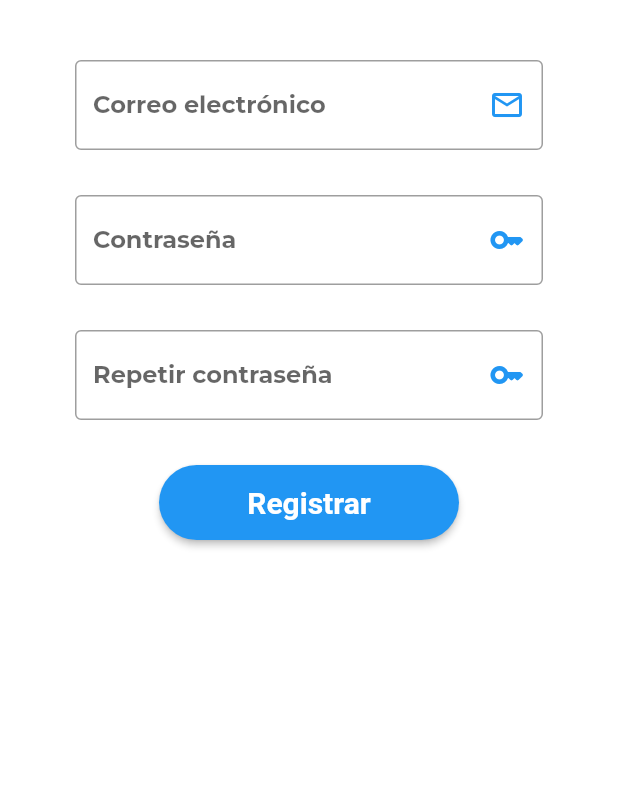
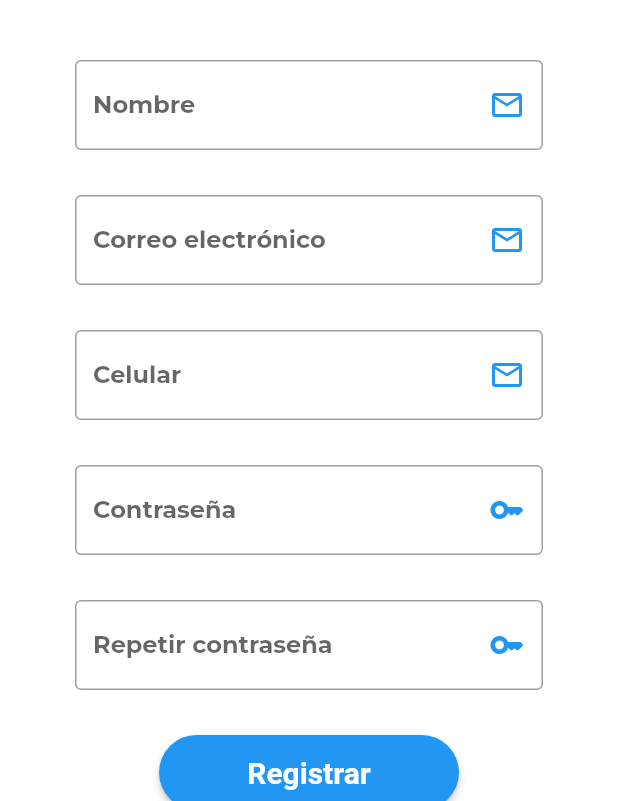
Before and after one commit to MariaFernandaUmbarila/sprint_dos, a Flutter app: the RegisterPage screen opened directly, on a phone screen of 412 x 824 dp, the part 435-1236 px from its top. Run offline on Flutter 3.47's test engine with Material 2 defaults, Android fonts, the phone set to English and light mode, and no system bars; our stand-ins replace cloud_firestore, firebase_auth, firebase_core; accounts and stored records are empty; network calls fail.

Commit message:
Registro basico

```diff
--- /dev/null
+++ b/lib/classes/message_class.dart
@@ -0,0 +1,21 @@
+import 'package:flutter/material.dart';
+
+class Message{
+
+  late BuildContext context;
+  Message(this.context);
+
+  void showMessage(String msg){
+    final screen = ScaffoldMessenger.of(context);
+    screen.showSnackBar(SnackBar(
+        content: Text(msg, style: const TextStyle(fontSize: 18)),
+        backgroundColor: const Color(0xFF0A90C0),
+        duration: const Duration(seconds: 7),
+        action: SnackBarAction(
+          label: "OK",
+          onPressed: screen.hideCurrentSnackBar,
+        ),
+      )
+    );
+  }
+}
--- /dev/null
+++ b/lib/model/user_model.dart
@@ -0,0 +1,35 @@
+class Usuario{
+  var _id, _email, _nombre, _celular, _password;
+
+  Usuario(this._id, this._email, this._nombre, this._celular, this._password);
+
+  Usuario.fromJson(Map<String, dynamic> data):
+        _id = data['id'],
+        _nombre = data['nombre'],
+        _celular = data['celular'],
+        _email = data['email'],
+        _password = data['password'];
+
+  Map<String, dynamic> convert() => {
+    'id': _id,
+    'nombre': _nombre,
+    'celular': _celular,
+    'email': _email,
+    'password': _password
+  };
+
+  get password => _password;
+  set password(value) {_password = value;}
+
+  get celular => _celular;
+  set celular(value) {_celular = value;}
+
+  get nombre => _nombre;
+  set nombre(value) {_nombre = value;}
+
+  get email => _email;
+  set email(value) {_email = value;}
+
+  get id => _id;
+  set id(value) {_id = value;}
+}
--- a/lib/pages/register_page.dart
+++ b/lib/pages/register_page.dart
@@ -1,5 +1,10 @@
 // ignore_for_file: sort_child_properties_last, non_constant_identifier_names
+import 'package:firebase_auth/firebase_auth.dart';
 import 'package:flutter/material.dart';
+import 'package:sprint_dos/classes/message_class.dart';
+import 'package:sprint_dos/model/user_model.dart';
+import 'package:sprint_dos/pages/login_page.dart';
+import 'package:sprint_dos/repository/user_register.dart';
 
 class RegisterPage extends StatefulWidget {
   const RegisterPage({Key? key}) : super(key: key);
@@ -13,9 +18,56 @@ class _RegisterPageState extends State<RegisterPage> {
   final email = TextEditingController();
   final password = TextEditingController();
   final password_repeat = TextEditingController();
+  final nombre = TextEditingController();
+  final celular = TextEditingController();
+
+  late Message msg;
+  UserRegister userRegister = UserRegister();
+
+  void saveUser(Usuario newUser) async{
+    String? result = await userRegister.registerUser(email.text, password.text);
+
+    if(result == "invalid-email"){
+      msg.showMessage("Ingrese un email válido");
+    }else if(result == "weak-password"){
+      msg.showMessage("La cotraseña debe tener mínimo 6 dígitos");
+    }else if(result == "unknown"){
+      msg.showMessage("Complete todos los datos");
+    }else if(result == "network-request-failed"){
+      msg.showMessage("No se encontró conexión a Internet");
+    }else{
+      newUser.id = result;
+      registerUserId(newUser);
+      msg.showMessage("Se creó el nuevo usuario");
+    }
+  }
+
+  void bringData(){
+    setState(() {
+      bool formNotEmpty = email.text.isNotEmpty && password.text.isNotEmpty &&
+      password_repeat.text.isNotEmpty && nombre.text.isNotEmpty && celular.text.isNotEmpty;
+
+      if(password_repeat.text == password.text){
+        if(formNotEmpty){
+          var newUser = Usuario("", email, nombre, celular, password);
+          saveUser(newUser);
+        }else{
+          msg.showMessage("Complete todos los datos");
+        }
+      }else{
+        msg.showMessage("Las contraseñas deben ser iguales");
+      }
+    });
+  }
+
+  void registerUserId(Usuario newUser) async{
+    var id = await userRegister.createUser(newUser);
+    Navigator.push(context, MaterialPageRoute(builder: (context) => const LoginPage()));
+  }
 
   @override
   Widget build(BuildContext context) {
+    msg = Message(context);
     return Scaffold(
       body: SingleChildScrollView(
         child: Padding(
@@ -29,11 +81,31 @@ class _RegisterPageState extends State<RegisterPage> {
                   margin: const EdgeInsets.all(30),
                 ),
                 TextFormField(
+                  controller: nombre,
+                  keyboardType: TextInputType.text,
+                  style: const TextStyle(fontWeight: FontWeight.w700),
+                  decoration: const InputDecoration(
+                      labelText: "Nombre",
+                      border: OutlineInputBorder(),
+                      suffixIcon: Icon(Icons.email_outlined, color: Colors.blue, size: 24)),
+                ),
+                const SizedBox(height: 30),
+                TextFormField(
                   controller: email,
                   keyboardType: TextInputType.emailAddress,
                   style: const TextStyle(fontWeight: FontWeight.w700),
                   decoration: const InputDecoration(
                       labelText: "Correo electrónico",
+                      border: OutlineInputBorder(),
+                      suffixIcon: Icon(Icons.email_outlined, color: Colors.blue, size: 24)),
+                ),
+                const SizedBox(height: 30),
+                TextFormField(
+                  controller: celular,
+                  keyboardType: TextInputType.phone,
+                  style: const TextStyle(fontWeight: FontWeight.w700),
+                  decoration: const InputDecoration(
+                      labelText: "Celular",
                       border: OutlineInputBorder(),
                       suffixIcon: Icon(Icons.email_outlined, color: Colors.blue, size: 24)),
                 ),
--- a/pubspec.yaml
+++ b/pubspec.yaml
@@ -30,6 +30,8 @@ environment:
 # versions available, run `flutter pub outdated`.
 dependencies:
   firebase_core: ^2.1.1
+  firebase_auth: ^4.1.0
+  cloud_firestore: ^4.0.3
   flutter:
     sdk: flutter
 
```
Also changed, not shown: lib/pages/login_page.dart (+27 -21 lines), lib/repository/user_register.dart (added, +25 -0 lines), pubspec.lock, 1 other file.
